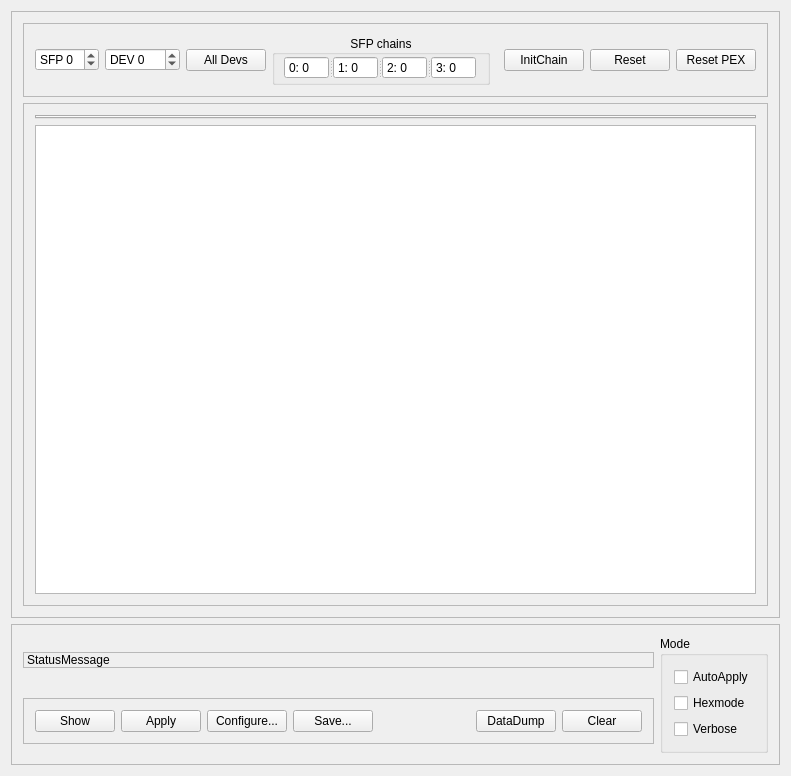
Qt form mbspex/gui/qt/nyxor/NyxorGui.ui (gsi-ee/drivers) before a commit.
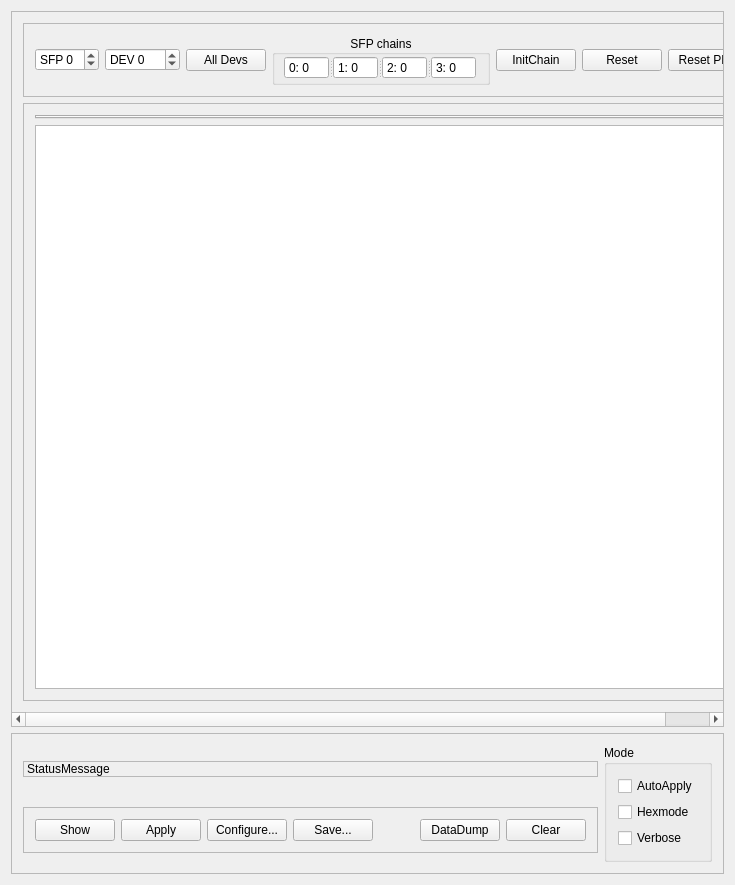
The same form after that commit.

Commit message: mbspex nyxor gui: implemented saving of setup for complete chain

```diff
--- a/mbspex/gui/qt/nyxor/NyxorGui.ui
+++ b/mbspex/gui/qt/nyxor/NyxorGui.ui
@@ -6,8 +6,8 @@
    <rect>
     <x>0</x>
     <y>0</y>
-    <width>791</width>
-    <height>776</height>
+    <width>735</width>
+    <height>885</height>
    </rect>
   </property>
   <property name="windowTitle">
@@ -30,8 +30,8 @@
        <rect>
         <x>0</x>
         <y>0</y>
-        <width>769</width>
-        <height>629</height>
+        <width>755</width>
+        <height>722</height>
        </rect>
       </property>
       <layout class="QVBoxLayout" name="verticalLayout">
@@ -285,8 +285,8 @@
            <rect>
             <x>0</x>
             <y>0</y>
-            <width>747</width>
-            <height>538</height>
+            <width>733</width>
+            <height>631</height>
            </rect>
           </property>
           <layout class="QGridLayout" name="gridLayout">
@@ -351,7 +351,7 @@
        <rect>
         <x>0</x>
         <y>0</y>
-        <width>769</width>
+        <width>713</width>
         <height>115</height>
        </rect>
       </property>
```
The commit also changes 2 other files.
